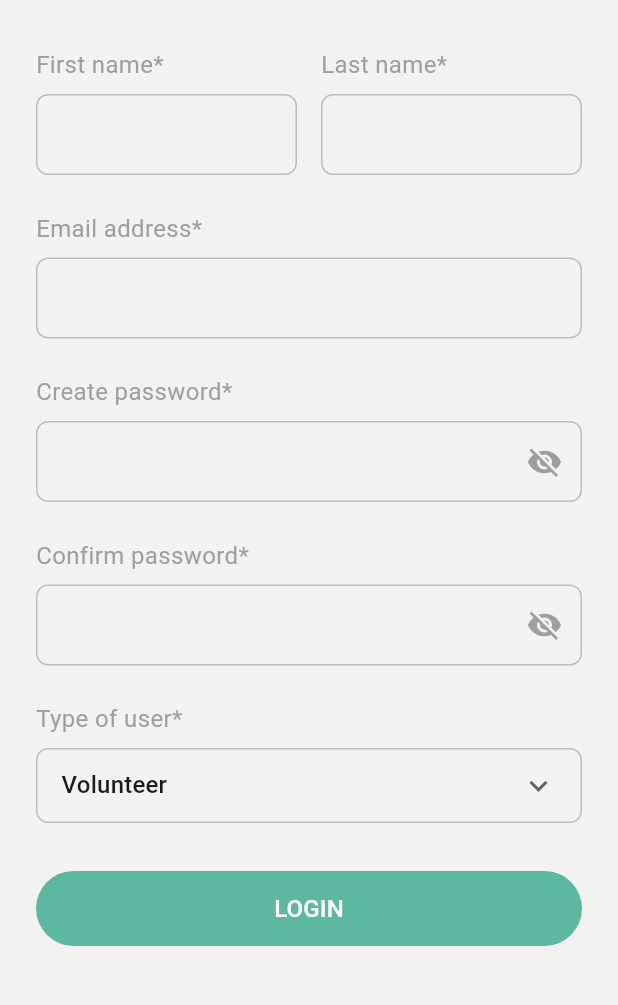
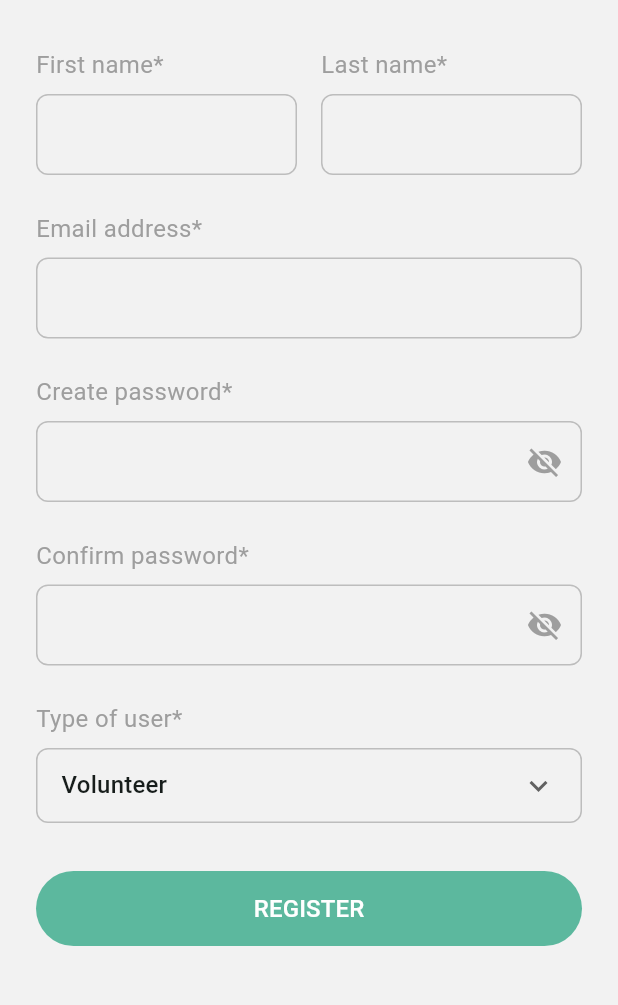
Before and after one commit to seolyam/kindhand, a Flutter app: the RegisterScreen screen opened directly, on a phone screen of 412 x 824 dp, the part 164-1169 px from its top. Run offline on Flutter 3.47's test engine with Material 3 defaults, Android fonts, the light colour scheme and no system bars; our stand-ins replace flutter_feather_icons, shared_preferences; accounts and stored records are empty.

Commit message:
chore: add register as x option

```diff
--- a/lib/screens/register_screen.dart
+++ b/lib/screens/register_screen.dart
@@ -15,10 +15,20 @@ class RegisterScreenState extends State<RegisterScreen> {
   final _emailController = TextEditingController();
   final _passwordController = TextEditingController();
   final _confirmPasswordController = TextEditingController();
-  String _selectedUserType = 'Volunteer';
+
+  final List<String> _userTypes = ['Volunteer', 'Organization'];
+  late String _selectedUserType; // Will be set in initState
+
   bool _isLoading = false;
   bool _obscurePassword = true;
   bool _obscureConfirmPassword = true;
+
+  @override
+  void initState() {
+    super.initState();
+    // Set initial selected user type from the list
+    _selectedUserType = _userTypes[0];
+  }
 
   Future<void> _register() async {
     if (_firstNameController.text.isEmpty ||
@@ -49,7 +59,7 @@ class RegisterScreenState extends State<RegisterScreen> {
         _lastNameController.text,
         _emailController.text,
         _passwordController.text,
-        _selectedUserType,
+        userType: _selectedUserType,
       );
 
       if (result['success']) {
@@ -263,8 +273,7 @@ class RegisterScreenState extends State<RegisterScreen> {
                           isExpanded: true,
                           icon: const Icon(Icons.keyboard_arrow_down),
                           padding: const EdgeInsets.symmetric(horizontal: 16),
-                          items:
-                              ['Volunteer', 'Organization'].map((String value) {
+                          items: _userTypes.map((String value) {
                             return DropdownMenuItem<String>(
                               value: value,
                               child: Text(value),
@@ -306,7 +315,7 @@ class RegisterScreenState extends State<RegisterScreen> {
                             ),
                           )
                         : const Text(
-                            'LOGIN',
+                            'REGISTER',
                             style: TextStyle(
                               fontSize: 16,
                               fontWeight: FontWeight.w500,
```
